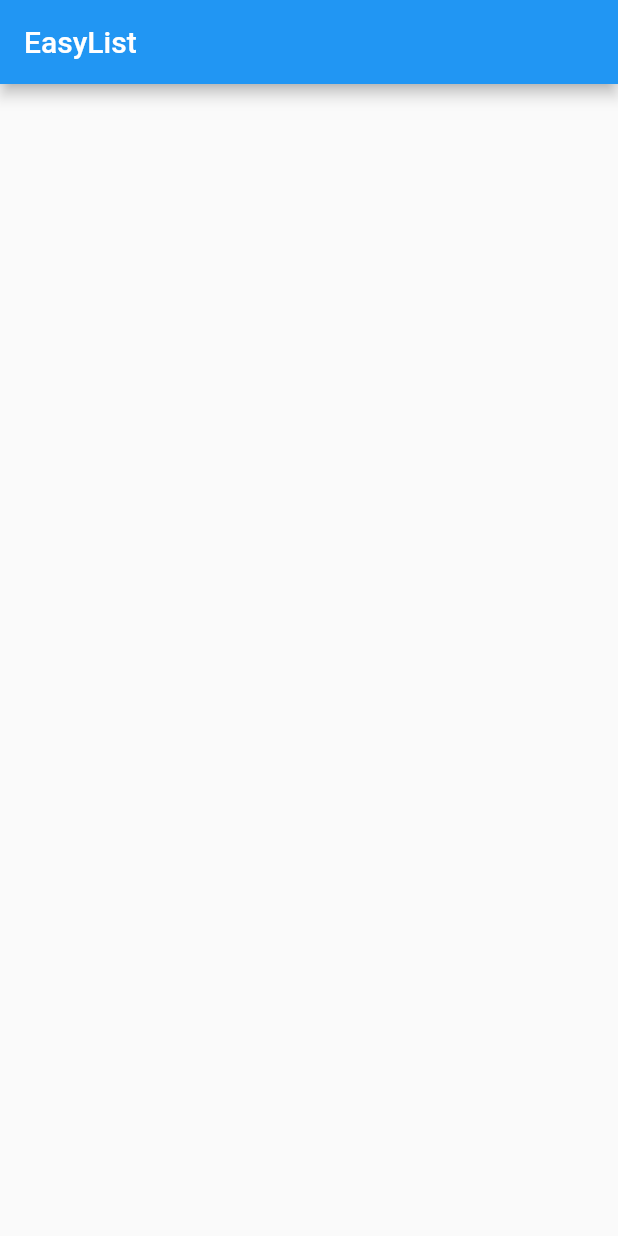
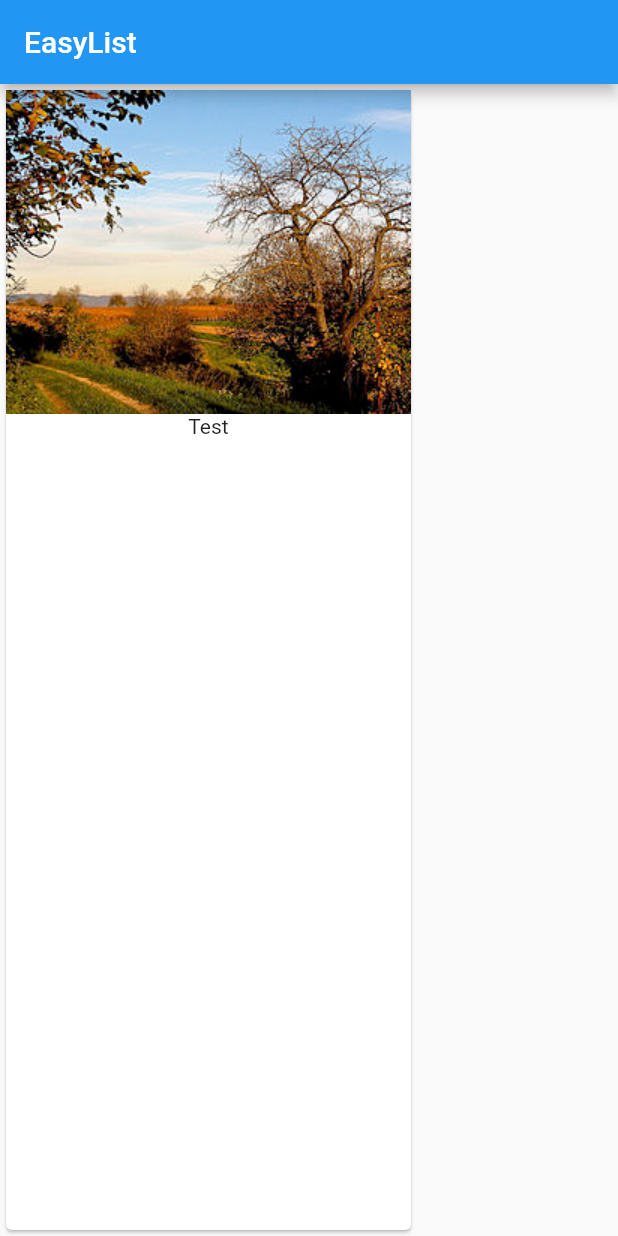
Before and after one commit to NicolasPla/FlutterProject, a Flutter app: the screen it shows after launch, on a phone screen of 412 x 824 dp. Run offline on Flutter 3.47's test engine with Material 2 defaults, Android fonts, the phone set to English and light mode, and no system bars.

Commit message:
CardView with image

```diff
--- a/flutter_app/lib/main.dart
+++ b/flutter_app/lib/main.dart
@@ -1,17 +1,19 @@
 import 'package:flutter/material.dart';
 
-main() {
-  runApp(MyApp())
-
-}
+void main() => runApp(MyApp());
 
 class MyApp extends StatelessWidget {
-  build(context) {
+  @override
+  Widget build(context) {
     return MaterialApp(
       home: Scaffold(
         appBar: AppBar(
           title: Text('EasyList'),
         ),
+        body: Card(child: Column(children: <Widget>[
+          Image.asset('assets/paisaje.jpg'),
+          Text('Test'),
+        ],),),
       ),
     );
   }
--- a/flutter_app/pubspec.yaml
+++ b/flutter_app/pubspec.yaml
@@ -41,8 +41,8 @@ flutter:
   uses-material-design: true
 
   # To add assets to your application, add an assets section, like this:
-  # assets:
-  #  - images/a_dot_burr.jpeg
+  assets:
+    - assets/paisaje.jpg
   #  - images/a_dot_ham.jpeg
 
   # An image asset can refer to one or more resolution-specific "variants", see
```
Also changed, not shown: flutter_app/assets/paisaje.jpg (added).
